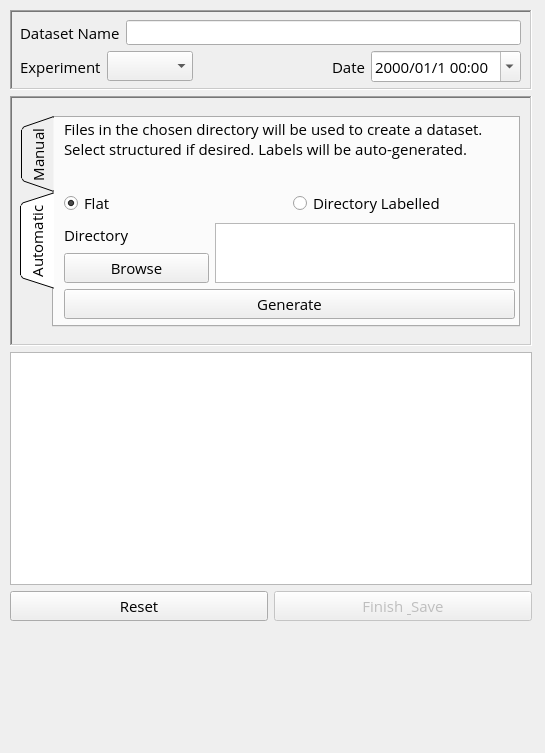
Old version of the form gui/windows/DataSpecCreatorWindow.ui in the repository Allyson-Robert/X-LAB_Plotting_Manager.
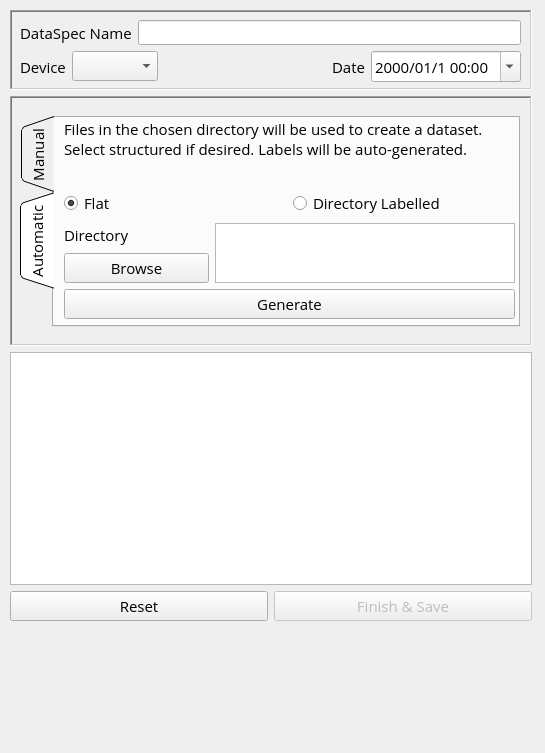
New version of the form. Icons and pictures are not drawn.

Commit message: ampersand now actually shows up in the data creation window

Patch:
```diff
--- a/gui/windows/DataSpecCreatorWindow.ui
+++ b/gui/windows/DataSpecCreatorWindow.ui
@@ -64,7 +64,7 @@
              </font>
             </property>
             <property name="text">
-             <string>Dataset Name</string>
+             <string>DataSpec Name</string>
             </property>
            </widget>
           </item>
@@ -91,7 +91,7 @@
              </font>
             </property>
             <property name="text">
-             <string>Experiment</string>
+             <string>Device</string>
             </property>
            </widget>
           </item>
@@ -542,7 +542,7 @@
          </font>
         </property>
         <property name="text">
-         <string>Finish &amp; Save</string>
+         <string>Finish &amp;&amp; Save</string>
         </property>
         <property name="icon">
          <iconset theme="application-exit">
```
Left out of the diff: 2 changed lines with no effect on the pictures.
